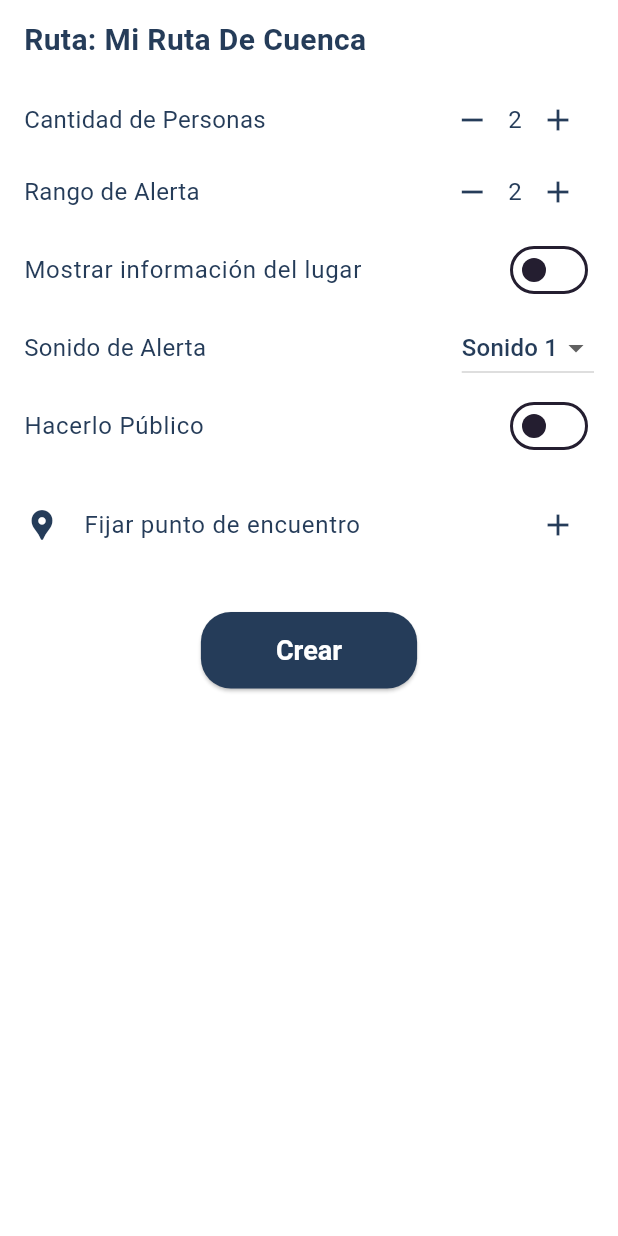
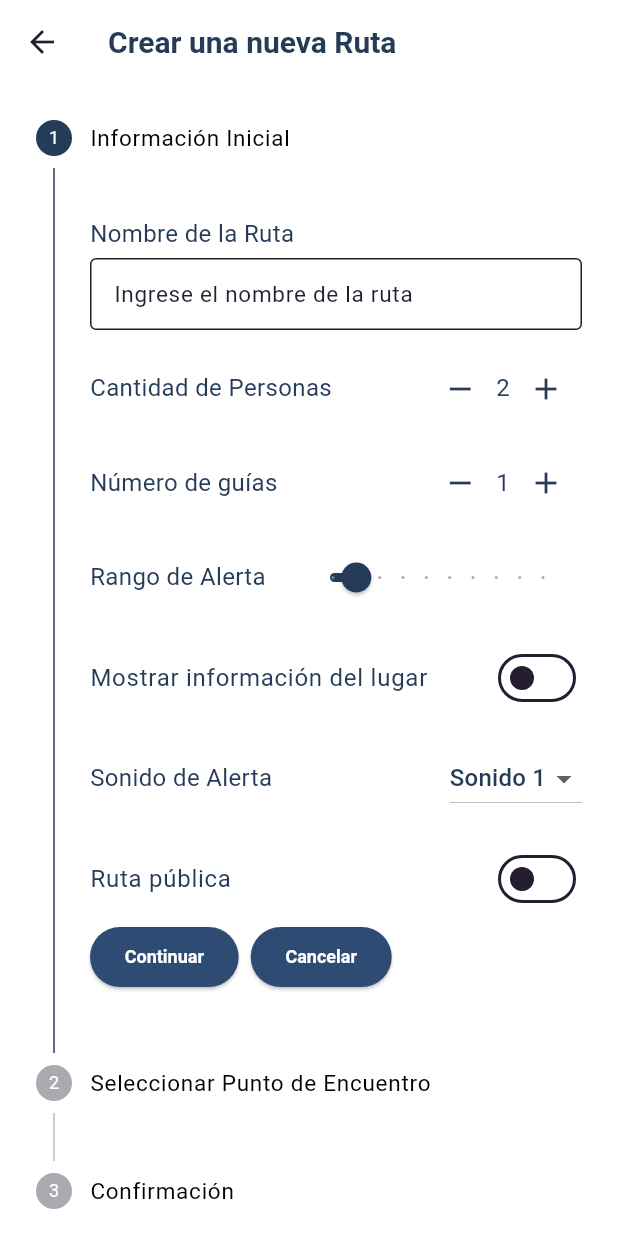
Before and after one commit to RobertoPatino1/T6_SoftEng2_Front, a Flutter app: the Home screen opened directly, after a tap on "Empezar una ruta", on a phone screen of 412 x 824 dp. Run offline on Flutter 3.47's test engine with Material 3 defaults, Android fonts, the phone set to English and light mode, and no system bars; our stand-ins replace flutter_dotenv, flutter_map, flutter_modular, flutter_riverpod, geolocator, latlong2; missing offline and left inert: open_location_picker, password_strength_checker; statements that could not run were skipped.

Commit message:
Message actual route, exit button for route

```diff
--- a/share_your_route_front/lib/modules/auth/auth_module.dart
+++ b/share_your_route_front/lib/modules/auth/auth_module.dart
@@ -1,6 +1,6 @@
 import 'package:flutter_modular/flutter_modular.dart';
 import 'package:share_your_route_front/modules/auth/login/presenters/login_page.dart';
-import 'package:share_your_route_front/register_page.dart';
+import 'package:share_your_route_front/modules/auth/register/presenters/register_page.dart';
 import 'package:share_your_route_front/modules/home/home_module.dart';
 
 class AuthModule extends Module {
--- a/share_your_route_front/lib/modules/home/home_module.dart
+++ b/share_your_route_front/lib/modules/home/home_module.dart
@@ -1,13 +1,13 @@
 import 'package:flutter_modular/flutter_modular.dart';
-import 'package:share_your_route_front/home_page.dart';
-import 'package:share_your_route_front/modules/home/route_creation.dart/presenters/createRoute2.dart';
+import 'package:share_your_route_front/modules/home/home_page/presenters/home_page.dart';
+import 'package:share_your_route_front/modules/home/route_creation.dart/presenters/create_route.dart';
 import 'package:share_your_route_front/modules/route_room/route_room_module.dart';
 
 class HomeModule extends Module {
   @override
   void routes(RouteManager r) {
     r.child('/', child: (context) => const HomePage());
-    r.child('/creation', child: (context) => const CreateRoute2());
+    r.child('/creation', child: (context) => const CreateRoute());
     r.module('/room', module: RouteRoomModule());
   }
 }
--- a/share_your_route_front/lib/home_page.dart
+++ b/share_your_route_front/lib/modules/home/home_page/presenters/home_page.dart
@@ -1,7 +1,7 @@
 import 'package:flutter/material.dart';
+import 'package:flutter_modular/flutter_modular.dart';
 import 'package:share_your_route_front/core/utils/jsonConverters/tourist_route_json_converter.dart';
 import 'package:share_your_route_front/models/tourist_route.dart';
-import 'package:share_your_route_front/modules/home/route_creation.dart/presenters/createRoute2.dart';
 import 'package:share_your_route_front/modules/shared/builders/route_card_builder.dart';
 import 'package:share_your_route_front/modules/shared/providers/tourist_route_provider.dart';
 
@@ -130,10 +130,7 @@ class HomeState extends State<Home> {
                 ),
                 ElevatedButton(
                   onPressed: () {
-                    Navigator.push(
-                      context,
-                      MaterialPageRoute(builder: (_) => const CreateRoute2()),
-                    );
+                    Modular.to.pushNamed('/auth/home/creation');
                   },
                   child: const IntrinsicWidth(
                     child: Center(
@@ -142,10 +139,6 @@ class HomeState extends State<Home> {
                         children: [
                           Text(
                             'Empezar una ruta',
-                            style: TextStyle(
-                              color: Colors.white,
-                              fontSize: 12,
-                            ),
                           ),
                           SizedBox(
                             width: 2.1,
@@ -167,18 +160,35 @@ class HomeState extends State<Home> {
                   child: Column(
                     mainAxisAlignment: MainAxisAlignment.center,
                     children: [
-                      Row(
-                        mainAxisAlignment: MainAxisAlignment.center,
-                        children: [
-                          Text(
-                            "Ruta en curso: \n${currentRoute.name}",
-                            style: Theme.of(context).textTheme.headlineLarge,
-                          ),
-                          const BlinkingDot(),
-                          const SizedBox(
-                            width: 8,
-                          ),
-                        ],
+                      const SizedBox(height: 10),
+                      Text(
+                        "Ruta en curso:",
+                        textAlign: TextAlign.center,
+                        style: Theme.of(context).textTheme.headlineLarge,
+                      ),
+                      const SizedBox(height: 8),
+                      Text(
+                        currentRoute.name,
+                        textAlign: TextAlign.center,
+                        style: Theme.of(context).textTheme.headlineLarge,
+                      ),
+                      const SizedBox(height: 8),
+                      ElevatedButton(
+                        onPressed: () {
+                          Modular.to.pushNamed('/auth/home/room/');
+                          Modular.to.pushNamed('/auth/home/room/active');
+                        },
+                        child: const Row(
+                          mainAxisAlignment: MainAxisAlignment.center,
+                          mainAxisSize: MainAxisSize.min,
+                          children: [
+                            BlinkingDot(),
+                            SizedBox(width: 8),
+                            Text(
+                              "Seguir ruta",
+                            ),
+                          ],
+                        ),
                       ),
                     ],
                   ),
@@ -304,7 +314,7 @@ class _BlinkingDotState extends State<BlinkingDot>
             height: 8,
             decoration: const BoxDecoration(
               shape: BoxShape.circle,
-              color: Colors.black,
+              color: Colors.white,
             ),
           ),
         );
--- a/share_your_route_front/lib/modules/home/route_creation.dart/presenters/createRoute2.dart
+++ /dev/null
@@ -1,159 +0,0 @@
-import 'package:flutter/material.dart';
-
-class CreateRoute2 extends StatefulWidget {
-  const CreateRoute2({super.key});
-
-  @override
-  State<CreateRoute2> createState() => _CreateRoute2State();
-}
-
-class _CreateRoute2State extends State<CreateRoute2> {
-  int numberOfPeople = 2;
-  double rangeAlert = 2;
-  bool showPlaceInfo = false;
-  String alertSound = 'Sonido 1';
-  bool makeItPublic = false;
-
-  TextStyle labelTextStyle = const TextStyle(
-    fontSize: 16, // Adjusted size to match other labels
-    color: Color.fromRGBO(37, 60, 89, 1), // Color set to dark blue
-  );
-
-  @override
-  Widget build(BuildContext context) {
-    return Scaffold(
-      body: SingleChildScrollView(
-        child: Padding(
-          padding: const EdgeInsets.all(16.0),
-          child: Column(
-            crossAxisAlignment: CrossAxisAlignment.start,
-            children: [
-              const Text(
-                'Ruta: Mi Ruta De Cuenca',
-                style: TextStyle(
-                  fontSize: 20.0,
-                  fontWeight: FontWeight.bold,
-                  color: Color.fromRGBO(37, 60, 89, 1),
-                ),
-              ),
-              const SizedBox(height: 20),
-              buildLabeledControl('Cantidad de Personas', buildNumberChanger()),
-              buildLabeledControl('Rango de Alerta', buildNumberChanger()),
-              SwitchListTile(
-                contentPadding: EdgeInsets.zero,
-                title: Text(
-                  'Mostrar información del lugar',
-                  style: labelTextStyle,
-                ),
-                value: showPlaceInfo,
-                onChanged: (bool value) {
-                  setState(() {
-                    showPlaceInfo = value;
-                  });
-                },
-              ),
-              buildLabeledControl('Sonido de Alerta', buildDropdown()),
-              SwitchListTile(
-                contentPadding: EdgeInsets.zero,
-                title: Text('Hacerlo Público', style: labelTextStyle),
-                value: makeItPublic,
-                onChanged: (bool value) {
-                  setState(() {
-                    makeItPublic = value;
-                  });
-                },
-              ),
-              ListTile(
-                contentPadding: const EdgeInsets.symmetric(vertical: 10),
-                leading: const Icon(
-                  Icons.location_pin,
-                  color: Color.fromRGBO(37, 60, 89, 1),
-                ),
-                title: Text('Fijar punto de encuentro', style: labelTextStyle),
-                trailing: IconButton(
-                  icon: const Icon(
-                    Icons.add,
-                    color: Color.fromRGBO(37, 60, 89, 1),
-                  ),
-                  onPressed: () {},
-                ),
-              ),
-              const SizedBox(height: 20),
-              Center(
-                child: ElevatedButton(
-                  onPressed: () {},
-                  style: ElevatedButton.styleFrom(
-                    backgroundColor: const Color.fromRGBO(37, 60, 89, 1),
-                    padding: const EdgeInsets.symmetric(
-                      horizontal: 50,
-                      vertical: 15,
-                    ),
-                    shape: RoundedRectangleBorder(
-                      borderRadius: BorderRadius.circular(20),
-                    ),
-                  ),
-                  child: const Text(
-                    'Crear',
-                    style: TextStyle(color: Colors.white, fontSize: 18),
-                  ),
-                ),
-              ),
-            ],
-          ),
-        ),
-      ),
-    );
-  }
-
-  Widget buildLabeledControl(String label, Widget control) {
-    return Row(
-      mainAxisAlignment: MainAxisAlignment.spaceBetween,
-      children: [
-        Text(label, style: labelTextStyle),
-        control,
-      ],
-    );
-  }
-
-  Widget buildNumberChanger() {
-    return Row(
-      children: [
-        IconButton(
-          icon: const Icon(Icons.remove, color: Color.fromRGBO(37, 60, 89, 1)),
-          onPressed: () {
-            setState(() {
-              if (numberOfPeople > 1) numberOfPeople--;
-            });
-          },
-        ),
-        Text('$numberOfPeople', style: labelTextStyle),
-        IconButton(
-          icon: const Icon(Icons.add, color: Color.fromRGBO(37, 60, 89, 1)),
-          onPressed: () {
-            setState(() {
-              numberOfPeople++;
-            });
-          },
-        ),
-      ],
-    );
-  }
-
-  Widget buildDropdown() {
-    return DropdownButton<String>(
-      value: alertSound,
-      onChanged: (String? newValue) {
-        setState(() {
-          alertSound = newValue!;
-        });
-      },
-      items: <String>['Sonido 1', 'Sonido 2', 'Sonido 3']
-          .map<DropdownMenuItem<String>>((String value) {
-        return DropdownMenuItem<String>(
-          value: value,
-          child: Text(value, style: labelTextStyle),
-        );
-      }).toList(),
-    );
-  }
-}
--- a/share_your_route_front/lib/create_route.dart
+++ b/share_your_route_front/lib/modules/home/route_creation.dart/presenters/create_route.dart
@@ -1,5 +1,4 @@
 import 'package:flutter/material.dart';
-import 'package:flutter_bloc/flutter_bloc.dart';
 import 'package:geolocator/geolocator.dart';
 import 'package:open_location_picker/open_location_picker.dart';
 
@@ -44,10 +43,11 @@ class _CreateRouteState extends State<CreateRoute> {
 
     if (permission == LocationPermission.deniedForever) {
       return Future.error(
-          'Location permissions are permanently denied, we cannot request permissions.');
+        'Location permissions are permanently denied, we cannot request permissions.',
+      );
     }
 
-    var data = await Geolocator.getCurrentPosition();
+    final data = await Geolocator.getCurrentPosition();
     return LatLng(data.latitude, data.longitude);
   }
 
@@ -67,7 +67,10 @@ class _CreateRouteState extends State<CreateRoute> {
   Widget build(BuildContext context) {
     return Scaffold(
       appBar: AppBar(
-        title: const Text('Crear una nueva Ruta'),
+        title: Text(
+          'Crear una nueva Ruta',
+          style: Theme.of(context).textTheme.headlineMedium,
+        ),
       ),
       body: Stepper(
         currentStep: _currentStep,
@@ -94,18 +97,24 @@ class _CreateRouteState extends State<CreateRoute> {
                 const SizedBox(height: 20),
                 buildRouteNameField(),
                 const SizedBox(height: 15),
-                buildLabeledControl('Cantidad de Personas',
-                    buildNumberChanger('numberOfPeople')),
+                buildLabeledControl(
+                  'Cantidad de Personas',
+                  buildNumberChanger('numberOfPeople'),
+                ),
                 const SizedBox(height: 15),
                 buildLabeledControl(
-                    'Número de guías', buildNumberChanger('numberOfGuides')),
+                  'Número de guías',
+                  buildNumberChanger('numberOfGuides'),
+                ),
                 const SizedBox(height: 15),
                 buildLabeledControl('Rango de Alerta', buildRangeSlider()),
                 const SizedBox(height: 15),
                 SwitchListTile(
                   contentPadding: EdgeInsets.zero,
-                  title: Text('Mostrar información del lugar',
-                      style: labelTextStyle),
+                  title: Text(
+                    'Mostrar información del lugar',
+                    style: labelTextStyle,
+                  ),
                   value: showPlaceInfo,
                   onChanged: (bool value) {
                     setState(() {
@@ -171,26 +180,34 @@ class _CreateRouteState extends State<CreateRoute> {
                 const Divider(),
                 Text('Nombre de la Ruta: $routeName', style: labelTextStyle),
                 const SizedBox(height: 8),
-                Text('Número de Personas: $numberOfPeople',
-                    style: labelTextStyle),
+                Text(
+                  'Número de Personas: $numberOfPeople',
+                  style: labelTextStyle,
+                ),
                 const SizedBox(height: 8),
                 Text('Número de Guías: $numberOfGuides', style: labelTextStyle),
                 const SizedBox(height: 8),
-                Text('Rango de Alerta: ${rangeAlert.round()}',
-                    style: labelTextStyle),
+                Text(
+                  'Rango de Alerta: ${rangeAlert.round()}',
+                  style: labelTextStyle,
+                ),
                 const SizedBox(height: 8),
                 Text(
-                    'Mostrar Información del Lugar: ${showPlaceInfo ? 'Sí' : 'No'}',
-                    style: labelTextStyle),
+                  'Mostrar Información del Lugar: ${showPlaceInfo ? 'Sí' : 'No'}',
+                  style: labelTextStyle,
+                ),
                 const SizedBox(height: 8),
                 Text('Sonido de Alerta: $alertSound', style: labelTextStyle),
                 const SizedBox(height: 8),
-                Text('Ruta Pública: ${publicRoute ? 'Sí' : 'No'}',
-                    style: labelTextStyle),
+                Text(
+                  'Ruta Pública: ${publicRoute ? 'Sí' : 'No'}',
+                  style: labelTextStyle,
+                ),
                 const SizedBox(height: 8),
                 Text(
-                    'Punto de Encuentro: ${meetingPoint != null ? '${meetingPoint!.latitude}, ${meetingPoint!.longitude}' : 'No seleccionado'}',
-                    style: labelTextStyle),
+                  'Punto de Encuentro: ${meetingPoint != null ? '${meetingPoint!.latitude}, ${meetingPoint!.longitude}' : 'No seleccionado'}',
+                  style: labelTextStyle,
+                ),
                 const SizedBox(height: 20),
                 Row(
                   mainAxisAlignment: MainAxisAlignment.spaceEvenly,
@@ -205,7 +222,13 @@ class _CreateRouteState extends State<CreateRoute> {
                       style: ElevatedButton.styleFrom(
                         backgroundColor: Colors.green,
                       ),
-                      child: const Text('Confirmar'),
+                      child: const Text(
+                        'Confirmar',
+                        style: TextStyle(
+                          color: Colors.white,
+                          fontSize: 12,
+                        ),
+                      ),
                     ),
                     ElevatedButton(
                       onPressed: () {
@@ -217,7 +240,13 @@ class _CreateRouteState extends State<CreateRoute> {
                       style: ElevatedButton.styleFrom(
                         backgroundColor: Colors.red,
                       ),
-                      child: const Text('Cancelar'),
+                      child: const Text(
+                        'Cancelar',
+                        style: TextStyle(
+                          color: Colors.white,
+                          fontSize: 12,
+                        ),
+                      ),
                     ),
                   ],
                 ),
@@ -226,6 +255,33 @@ class _CreateRouteState extends State<CreateRoute> {
             isActive: _currentStep >= 2,
           ),
         ],
+        controlsBuilder: (BuildContext context, ControlsDetails details) {
+          return Row(
+            children: <Widget>[
+              ElevatedButton(
+                onPressed: details.onStepContinue,
+                child: const Text(
+                  'Continuar',
+                  style: TextStyle(
+                    color: Colors.white,
+                    fontSize: 12,
+                  ),
+                ),
+              ),
+              const SizedBox(width: 8),
+              ElevatedButton(
+                onPressed: details.onStepCancel,
+                child: const Text(
+                  'Cancelar',
+                  style: TextStyle(
+                    color: Colors.white,
+                    fontSize: 12,
+                  ),
+                ),
+              ),
+            ],
+          );
+        },
       ),
     );
   }
@@ -268,8 +324,10 @@ class _CreateRouteState extends State<CreateRoute> {
           icon: const Icon(Icons.remove, color: Color.fromRGBO(37, 60, 89, 1)),
           onPressed: () => updateCounter(key, -1),
         ),
-        Text('${key == 'numberOfPeople' ? numberOfPeople : numberOfGuides}',
-            style: labelTextStyle),
+        Text(
+          '${key == 'numberOfPeople' ? numberOfPeople : numberOfGuides}',
+          style: labelTextStyle,
+        ),
         IconButton(
           icon: const Icon(Icons.add, color: Color.fromRGBO(37, 60, 89, 1)),
           onPressed: () => updateCounter(key, 1),
--- a/share_your_route_front/lib/modules/route_room/route_room_module.dart
+++ b/share_your_route_front/lib/modules/route_room/route_room_module.dart
@@ -1,5 +1,5 @@
 import 'package:flutter_modular/flutter_modular.dart';
-import 'package:share_your_route_front/map.dart';
+import 'package:share_your_route_front/modules/route_room/active_route/presenters/map.dart';
 import 'package:share_your_route_front/modules/route_room/route_preview/presenters/route_preview_page.dart';
 
 class RouteRoomModule extends Module {
--- a/share_your_route_front/lib/modules/shared/builders/route_card_builder.dart
+++ b/share_your_route_front/lib/modules/shared/builders/route_card_builder.dart
@@ -13,7 +13,6 @@ class RouteCardBuilder {
       itemCount: routesList.length,
       itemBuilder: (context, index) {
         final TouristRoute touristRoute = routesList[index];
-
         return Padding(
           padding: const EdgeInsets.symmetric(horizontal: 10.0),
           child: Row(
--- a/share_your_route_front/lib/modules/shared/providers/tourist_route_provider.dart
+++ b/share_your_route_front/lib/modules/shared/providers/tourist_route_provider.dart
@@ -10,7 +10,8 @@ class TouristRouteService {
   ValueNotifier<TouristRoute?> currentTouristRouteNotifier =
       ValueNotifier<TouristRoute?>(null);
 
-  void setCurrentTouristRoute(TouristRoute route) {
+  // ignore: use_setters_to_change_properties
+  void setCurrentTouristRoute(TouristRoute? route) {
     currentTouristRouteNotifier.value = route;
   }
 
--- a/share_your_route_front/lib/modules/shared/themes/global_theme_data.dart
+++ b/share_your_route_front/lib/modules/shared/themes/global_theme_data.dart
@@ -109,7 +109,7 @@ class GlobalThemData {
           foregroundColor: MaterialStateProperty.all<Color>(Colors.white),
           textStyle: MaterialStateProperty.all<TextStyle>(
             TextStyle(
-              fontSize: 20.0,
+              fontSize: 15.0,
               fontWeight: FontWeight.bold,
               color: Colors.white,
             ),
@@ -129,7 +129,7 @@ class GlobalThemData {
           foregroundColor: MaterialStateProperty.all<Color>(Colors.white),
           textStyle: MaterialStateProperty.all<TextStyle>(
             TextStyle(
-              fontSize: 20.0,
+              fontSize: 12.0,
               fontWeight: FontWeight.bold,
               color: Colors.white,
             ),
--- a/share_your_route_front/pubspec.yaml
+++ b/share_your_route_front/pubspec.yaml
@@ -51,7 +51,7 @@ dev_dependencies:
   flutter_test:
     sdk: flutter
   json_annotation: ^4.0.1
-  json_serializable: ^5.0.2
+  json_serializable: 6.3.1
   lint: ^2.3.0
 
 # For information on the generic Dart part of this file, see the
```
Also changed, not shown: share_your_route_front/lib/modules/route_room/active_route/presenters/map.dart (renamed from share_your_route_front/lib/map.dart, +59 -10 lines), share_your_route_front/lib/modules/route_room/active_route/presenters/selectable_map.dart (renamed from share_your_route_front/lib/selectable_map.dart, +9 -11 lines), share_your_route_front/lib/modules/route_room/route_preview/presenters/route_preview_page.dart (+36 -3 lines), share_your_route_front/lib/main/main.dart (renamed from share_your_route_front/lib/main.dart), share_your_route_front/lib/modules/auth/register/presenters/register_page.dart (renamed from share_your_route_front/lib/register_page.dart), 1 other file.
